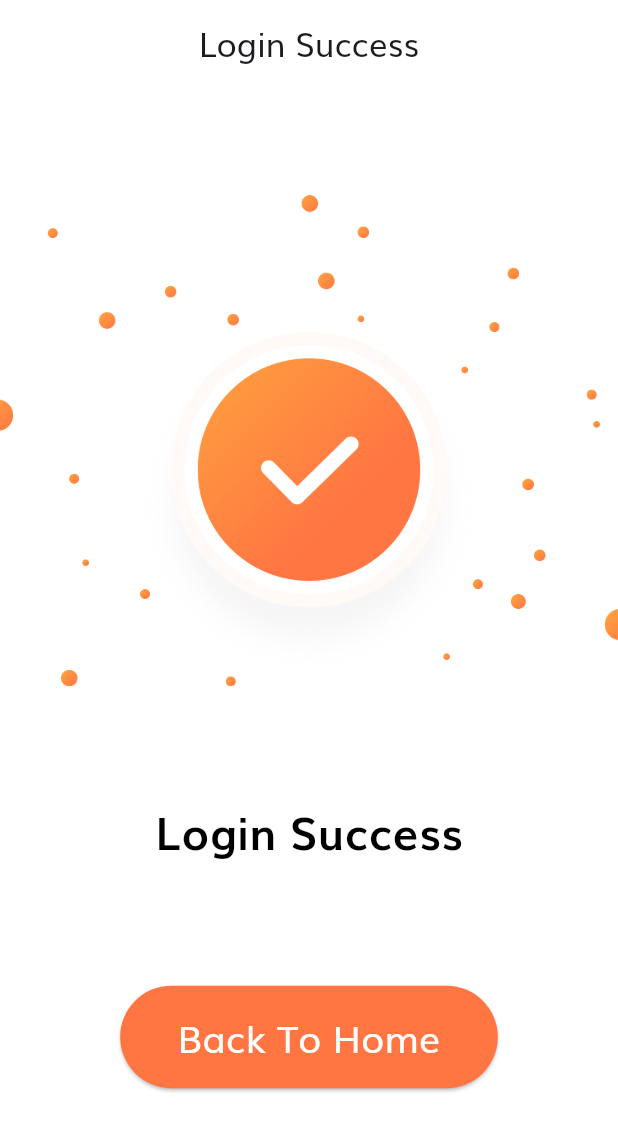
After one commit to KhaledElalfy1/E-commerce, a Flutter app: the SuccessfulLogin screen opened directly, on a phone screen of 412 x 824 dp. The commit adds this screen. Shown: the top 1131 px of the screen. Run offline on Flutter 3.47's test engine with Material 3 defaults, Android fonts, the phone set to English and light mode, and no system bars; our stand-ins replace flutter_bloc, flutter_screenutil, flutter_svg, gap.

Commit message:
finish Success  screen UI

```diff
--- a/lib/core/routs/app_router.dart
+++ b/lib/core/routs/app_router.dart
@@ -5,6 +5,7 @@ import 'package:ecommerce/features/no_routing/no_route.dart';
 import 'package:ecommerce/features/onboarding/presentation/cubit/indicator/indicator_cubit.dart';
 import 'package:ecommerce/features/onboarding/presentation/view/onboarding.dart';
 import 'package:ecommerce/features/sign_up/presentation/view/sign_up.dart';
+import 'package:ecommerce/features/successful_login/presentation/view/successful_login.dart';
 import 'package:flutter/material.dart';
 import 'package:flutter_bloc/flutter_bloc.dart';
 
@@ -14,9 +15,9 @@ class AppRouter {
     switch (settings.name) {
       case Routing.init:
         return MaterialPageRoute(
-          builder: (_) =>  BlocProvider(
+          builder: (_) => BlocProvider(
             create: (context) => IndicatorCubit(),
-            child:const OnBoarding(),
+            child: const OnBoarding(),
           ),
         );
 
@@ -34,6 +35,10 @@ class AppRouter {
         return MaterialPageRoute(
           builder: (_) => const SignUp(),
         );
+      case Routing.successfulLogin:
+        return MaterialPageRoute(
+          builder: (_) => const SuccessfulLogin(),
+        );
 
       default:
         return MaterialPageRoute(
--- a/lib/core/routs/routing.dart
+++ b/lib/core/routs/routing.dart
@@ -6,4 +6,5 @@ class Routing {
   static const String completeProfile = '/completeProfile';
   static const String order = '/order';
   static const String profile = '/profile';
+  static const String successfulLogin = '/successfulLogin';
 }
--- a/lib/features/login/presentation/view/login.dart
+++ b/lib/features/login/presentation/view/login.dart
@@ -96,6 +96,7 @@ class _LoginState extends State<Login> {
                 onPressed: () {
                   if (formKey.currentState!.validate()) {
                     formKey.currentState!.save();
+                    context.pushReplacementNamed(Routing.successfulLogin);
                   }
                 },
                 text: 'Continue',
--- a/lib/features/login/presentation/view/widgets/form_section.dart
+++ b/lib/features/login/presentation/view/widgets/form_section.dart
@@ -9,7 +9,8 @@ class FormSection extends StatefulWidget {
       {super.key,
       required this.emailController,
       required this.passwordController,
-      required this.formKey, required this.errors});
+      required this.formKey,
+      required this.errors});
   final TextEditingController emailController, passwordController;
   final GlobalKey<FormState> formKey;
   final List<String> errors;
@@ -47,11 +48,13 @@ class _FormSectionState extends State<FormSection> {
                 setState(() {
                   widget.errors.add(kEmailNullError);
                 });
+                return '';
               } else if (!emailValidatorRegExp.hasMatch(value) &&
                   !widget.errors.contains(kInvalidEmailError)) {
                 setState(() {
                   widget.errors.add(kInvalidEmailError);
                 });
+                return '';
               }
               return null;
             },
@@ -83,11 +86,13 @@ class _FormSectionState extends State<FormSection> {
                 setState(() {
                   widget.errors.add(kPassNullError);
                 });
+                return '';
               } else if (value.length < 8 &&
                   !widget.errors.contains(kShortPassError)) {
                 setState(() {
                   widget.errors.add(kShortPassError);
                 });
+                return '';
               }
               return null;
             },
--- /dev/null
+++ b/lib/features/successful_login/presentation/view/successful_login.dart
@@ -0,0 +1,36 @@
+import 'package:ecommerce/core/utils/fonts.dart';
+import 'package:ecommerce/core/widgets/custom_elevation_button.dart';
+import 'package:flutter/material.dart';
+import 'package:flutter_screenutil/flutter_screenutil.dart';
+import 'package:gap/gap.dart';
+
+class SuccessfulLogin extends StatelessWidget {
+  const SuccessfulLogin({super.key});
+
+  @override
+  Widget build(BuildContext context) {
+    return Scaffold(
+      appBar: AppBar(
+        automaticallyImplyLeading: false,
+        title: const Text('Login Success'),
+      ),
+      body: Column(
+        children: [
+          Gap(MediaQuery.of(context).size.height * .09),
+          Image.asset('assets/images/success.png'),
+          Gap(MediaQuery.of(context).size.height * .09),
+          Text(
+            'Login Success',
+            style: AppFonts.bold32Black,
+          ),
+          Gap(MediaQuery.of(context).size.height * .1),
+          SizedBox(
+            width: 240.w,
+            child:
+                CustomElevationButton(onPressed: () {}, text: 'Back To Home'),
+          ),
+        ],
+      ),
+    );
+  }
+}
```
